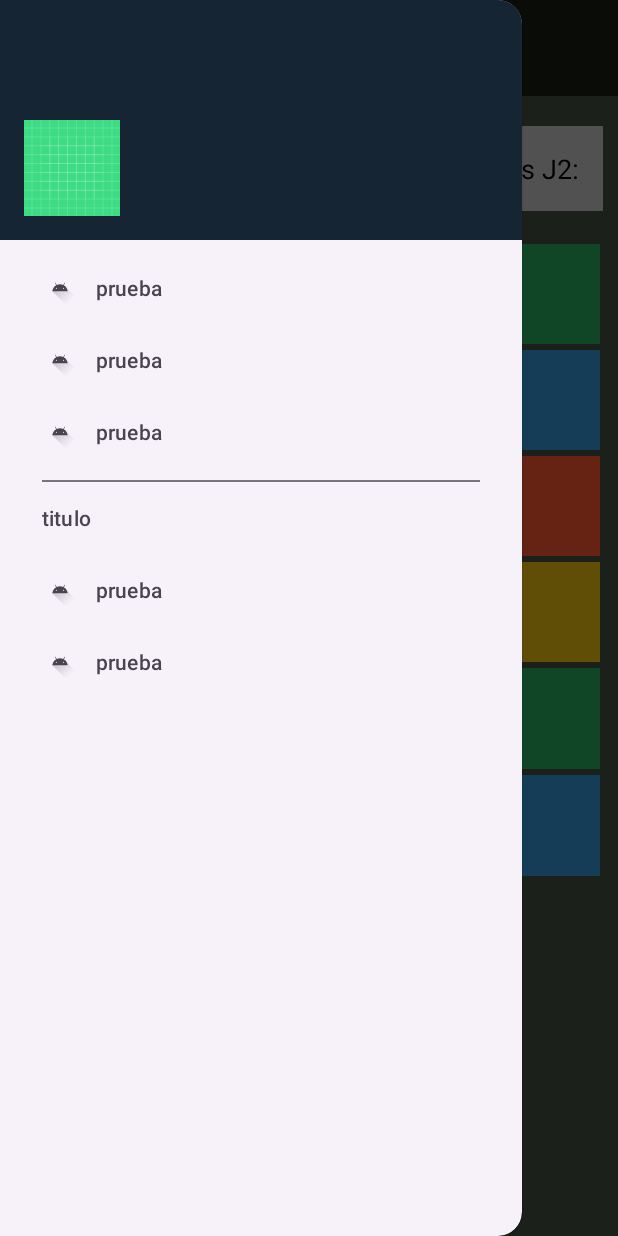
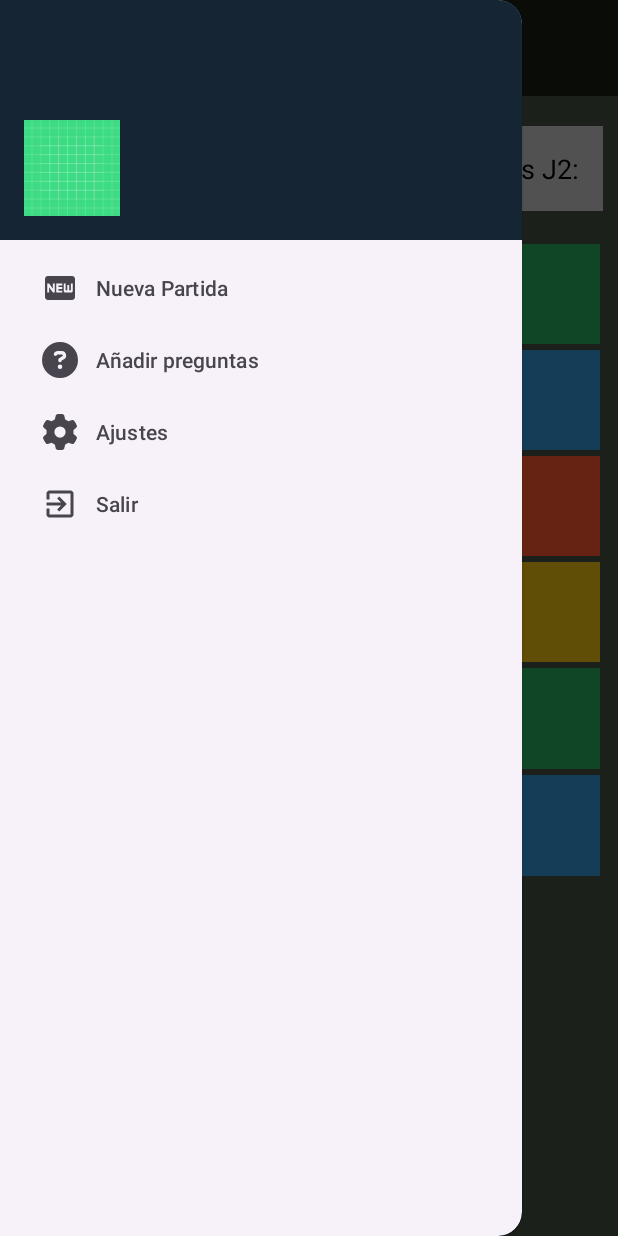
Before and after one commit to ChristianRamVel/JuegoTablero, an Android app: the MainActivity screen opened directly, with no data from a screen before it, with the side drawer open, on a phone screen of 412 x 824 dp. Run offline under Robolectric (Android 15) with nearby library versions, the phone set to English and light mode, and no system bars.

Commit message:
añadidas opciones a menú

```diff
--- /dev/null
+++ b/app/src/main/res/drawable/circle_question_solid.xml
@@ -0,0 +1,9 @@
+<vector xmlns:android="http://schemas.android.com/apk/res/android"
+    android:width="16dp"
+    android:height="16dp"
+    android:viewportWidth="512"
+    android:viewportHeight="512">
+  <path
+      android:pathData="M256,512A256,256 0,1 0,256 0a256,256 0,1 0,0 512zM169.8,165.3c7.9,-22.3 29.1,-37.3 52.8,-37.3h58.3c34.9,0 63.1,28.3 63.1,63.1c0,22.6 -12.1,43.5 -31.7,54.8L280,264.4c-0.2,13 -10.9,23.6 -24,23.6c-13.3,0 -24,-10.7 -24,-24V250.5c0,-8.6 4.6,-16.5 12.1,-20.8l44.3,-25.4c4.7,-2.7 7.6,-7.7 7.6,-13.1c0,-8.4 -6.8,-15.1 -15.1,-15.1H222.6c-3.4,0 -6.4,2.1 -7.5,5.3l-0.4,1.2c-4.4,12.5 -18.2,19 -30.6,14.6s-19,-18.2 -14.6,-30.6l0.4,-1.2zM224,352a32,32 0,1 1,64 0,32 32,0 1,1 -64,0z"
+      android:fillColor="@color/black"/>
+</vector>
--- /dev/null
+++ b/app/src/main/res/drawable/exit.xml
@@ -0,0 +1,5 @@
+<vector android:autoMirrored="true" android:height="16dp"
+    android:tint="#000000" android:viewportHeight="24"
+    android:viewportWidth="24" android:width="16dp" xmlns:android="http://schemas.android.com/apk/res/android">
+    <path android:fillColor="@android:color/white" android:pathData="M10.09,15.59L11.5,17l5,-5 -5,-5 -1.41,1.41L12.67,11H3v2h9.67l-2.58,2.59zM19,3H5c-1.11,0 -2,0.9 -2,2v4h2V5h14v14H5v-4H3v4c0,1.1 0.89,2 2,2h14c1.1,0 2,-0.9 2,-2V5c0,-1.1 -0.9,-2 -2,-2z"/>
+</vector>
--- /dev/null
+++ b/app/src/main/res/drawable/gear_solid.xml
@@ -0,0 +1,9 @@
+<vector xmlns:android="http://schemas.android.com/apk/res/android"
+    android:width="16dp"
+    android:height="16dp"
+    android:viewportWidth="512"
+    android:viewportHeight="512">
+  <path
+      android:pathData="M495.9,166.6c3.2,8.7 0.5,18.4 -6.4,24.6l-43.3,39.4c1.1,8.3 1.7,16.8 1.7,25.4s-0.6,17.1 -1.7,25.4l43.3,39.4c6.9,6.2 9.6,15.9 6.4,24.6c-4.4,11.9 -9.7,23.3 -15.8,34.3l-4.7,8.1c-6.6,11 -14,21.4 -22.1,31.2c-5.9,7.2 -15.7,9.6 -24.5,6.8l-55.7,-17.7c-13.4,10.3 -28.2,18.9 -44,25.4l-12.5,57.1c-2,9.1 -9,16.3 -18.2,17.8c-13.8,2.3 -28,3.5 -42.5,3.5s-28.7,-1.2 -42.5,-3.5c-9.2,-1.5 -16.2,-8.7 -18.2,-17.8l-12.5,-57.1c-15.8,-6.5 -30.6,-15.1 -44,-25.4L83.1,425.9c-8.8,2.8 -18.6,0.3 -24.5,-6.8c-8.1,-9.8 -15.5,-20.2 -22.1,-31.2l-4.7,-8.1c-6.1,-11 -11.4,-22.4 -15.8,-34.3c-3.2,-8.7 -0.5,-18.4 6.4,-24.6l43.3,-39.4C64.6,273.1 64,264.6 64,256s0.6,-17.1 1.7,-25.4L22.4,191.2c-6.9,-6.2 -9.6,-15.9 -6.4,-24.6c4.4,-11.9 9.7,-23.3 15.8,-34.3l4.7,-8.1c6.6,-11 14,-21.4 22.1,-31.2c5.9,-7.2 15.7,-9.6 24.5,-6.8l55.7,17.7c13.4,-10.3 28.2,-18.9 44,-25.4l12.5,-57.1c2,-9.1 9,-16.3 18.2,-17.8C227.3,1.2 241.5,0 256,0s28.7,1.2 42.5,3.5c9.2,1.5 16.2,8.7 18.2,17.8l12.5,57.1c15.8,6.5 30.6,15.1 44,25.4l55.7,-17.7c8.8,-2.8 18.6,-0.3 24.5,6.8c8.1,9.8 15.5,20.2 22.1,31.2l4.7,8.1c6.1,11 11.4,22.4 15.8,34.3zM256,336a80,80 0,1 0,0 -160,80 80,0 1,0 0,160z"
+      android:fillColor="@color/black"/>
+</vector>
--- /dev/null
+++ b/app/src/main/res/drawable/nueva_partida.xml
@@ -0,0 +1,5 @@
+<vector android:height="16dp" android:tint="#000000"
+    android:viewportHeight="24" android:viewportWidth="24"
+    android:width="16dp" xmlns:android="http://schemas.android.com/apk/res/android">
+    <path android:fillColor="@android:color/white" android:pathData="M20,4H4C2.89,4 2.01,4.89 2.01,6L2,18c0,1.11 0.89,2 2,2h16c1.11,0 2,-0.89 2,-2V6C22,4.89 21.11,4 20,4zM8.5,15H7.3l-2.55,-3.5V15H3.5V9h1.25l2.5,3.5V9H8.5V15zM13.5,10.26H11v1.12h2.5v1.26H11v1.11h2.5V15h-4V9h4V10.26zM20.5,14c0,0.55 -0.45,1 -1,1h-4c-0.55,0 -1,-0.45 -1,-1V9h1.25v4.51h1.13V9.99h1.25v3.51h1.12V9h1.25V14z"/>
+</vector>
--- a/app/src/main/res/menu/activity_main_drawer.xml
+++ b/app/src/main/res/menu/activity_main_drawer.xml
@@ -3,30 +3,27 @@
 
     <group>
         <item
-            android:id="@+id/nav_home"
-            android:icon="@drawable/ic_launcher_foreground"
-            android:title="prueba" />
+            android:id="@+id/new_game"
+            android:icon="@drawable/nueva_partida"
+            android:title="Nueva Partida" />
         <item
-            android:id="@+id/nav_gallery"
-            android:icon="@drawable/ic_launcher_foreground"
-            android:title="prueba" />
+            android:id="@+id/new_questions"
+            android:icon="@drawable/circle_question_solid"
+            android:title="Añadir preguntas" />
         <item
-            android:id="@+id/nav_slideshow"
-            android:icon="@drawable/ic_launcher_foreground"
-            android:title="prueba" />
+            android:id="@+id/settings"
+            android:icon="@drawable/gear_solid"
+            android:title="Ajustes" />
+
+        <item
+            android:id="@+id/exit"
+            android:icon="@drawable/exit"
+            android:title="Salir" />
+
     </group>
 
-<item android:title="titulo">
-        <menu>
-            <item
-                android:id="@+id/nav_share"
-                android:icon="@drawable/ic_launcher_foreground"
-                android:title="prueba" />
-            <item
-                android:id="@+id/nav_send"
-                android:icon="@drawable/ic_launcher_foreground"
-                android:title="prueba" />
-        </menu>
-    </item>
+
+
+
 
 </menu>
```
